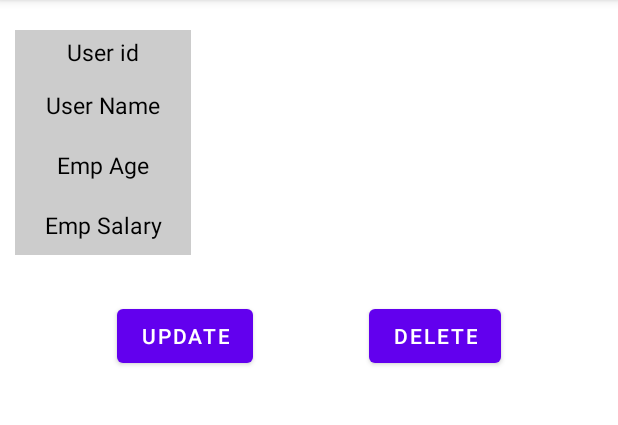
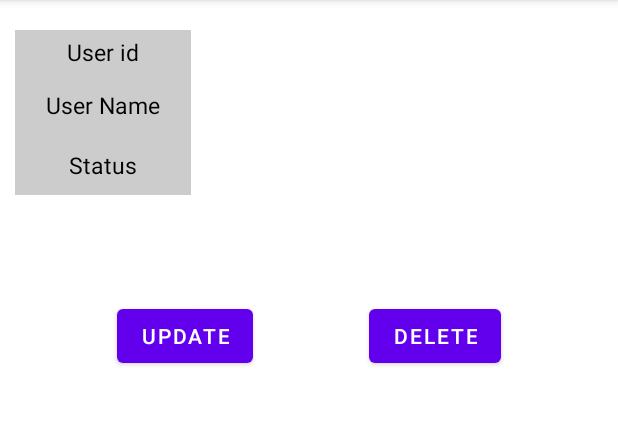
Before and after one commit to YuksOzcan/Stronger, an Android app: the UserDetailsActivity screen opened directly, with no data from a screen before it, on a phone screen of 412 x 824 dp, the part 84-509 px from its top. Run offline under Robolectric (Android 15) with nearby library versions, the phone set to English and light mode, and no system bars; our stand-ins replace Firebase (no records; nobody signed in at launch, a user with empty details on screens opened directly).

Commit message:
commit before gmail login

```diff
--- a/app/build.gradle
+++ b/app/build.gradle
@@ -42,6 +42,8 @@ dependencies {
     androidTestImplementation 'androidx.test.ext:junit:1.1.4'
     androidTestImplementation 'androidx.test.espresso:espresso-core:3.5.0'
     implementation platform('com.google.firebase:firebase-bom:32.2.0')
+    implementation'com.google.firebase:firebase-auth-ktx'
+    implementation'com.google.android.gms:play-services-auth:20.6.0'
     implementation("com.google.firebase:firebase-database-ktx")
 
 
--- a/app/src/main/java/com/example/gymapplication/activities/InsertionActivity.kt
+++ b/app/src/main/java/com/example/gymapplication/activities/InsertionActivity.kt
@@ -40,7 +40,8 @@ class InsertionActivity : AppCompatActivity() {
             etName.error = "Please enter a name"
         } else {
             val usersID = dbRef.push().key!!
-            val user = UserModel(usersID, usersName)
+            val status= "Regular User"
+            val user = UserModel(usersID, usersName,status)
 
             dbRef.child(usersID).setValue(user)
                 .addOnSuccessListener {
--- a/app/src/main/java/com/example/gymapplication/models/UserModel.kt
+++ b/app/src/main/java/com/example/gymapplication/models/UserModel.kt
@@ -2,5 +2,6 @@ package com.example.gymapplication.models
 
 data class UserModel(
     var userId: String? = null,
-    var userName:String? = null
+    var userName:String? = null,
+    var userStatus:String? = null
 )
--- /dev/null
+++ b/app/src/main/res/layout/activity_admin_home.xml
@@ -0,0 +1,6 @@
+<?xml version="1.0" encoding="utf-8"?>
+<androidx.constraintlayout.widget.ConstraintLayout xmlns:android="http://schemas.android.com/apk/res/android"
+    android:layout_width="match_parent"
+    android:layout_height="match_parent">
+
+</androidx.constraintlayout.widget.ConstraintLayout>
--- a/app/src/main/res/layout/activity_fetch.xml
+++ b/app/src/main/res/layout/activity_fetch.xml
@@ -7,14 +7,14 @@
     tools:context=".activities.FetchingActivity">
 
     <androidx.recyclerview.widget.RecyclerView
-        android:id="@+id/rvEmp"
+        android:id="@+id/rvUser"
         android:layout_width="match_parent"
         android:layout_height="match_parent"
         android:layout_marginStart="1dp"
         android:layout_marginTop="1dp"
         android:layout_marginEnd="1dp"
         android:layout_marginBottom="1dp"
-        tools:listitem="@layout/emp_list_item"
+        tools:listitem="@layout/user_list_item"
         app:layout_constraintBottom_toBottomOf="parent"
         app:layout_constraintEnd_toEndOf="parent"
         app:layout_constraintStart_toStartOf="parent"
--- a/app/src/main/res/layout/activity_user_details.xml
+++ b/app/src/main/res/layout/activity_user_details.xml
@@ -160,7 +160,7 @@
                     android:layout_height="wrap_content"
                     android:layout_gravity="center"
                     android:gravity="center"
-                    android:text="Emp Age"
+                    android:text="Status"
                     android:textColor="@color/black"
                     android:textSize="15sp"
 
@@ -175,7 +175,7 @@
                 android:layout_weight="1.4">
 
                 <TextView
-                    android:id="@+id/tvEmpAge"
+                    android:id="@+id/tvUserStatus"
                     android:layout_width="match_parent"
                     android:layout_height="wrap_content"
                     android:layout_gravity="center"
@@ -203,45 +203,6 @@
 
             >
 
-            <LinearLayout
-                android:layout_width="0dp"
-                android:layout_height="match_parent"
-                android:layout_weight="0.6"
-                android:background="@color/divider_grey">
-
-                <TextView
-                    android:layout_width="match_parent"
-                    android:layout_height="wrap_content"
-                    android:layout_gravity="center"
-
-                    android:gravity="center"
-                    android:text="Emp Salary"
-                    android:textColor="@color/black"
-                    android:textSize="15sp"
-
-
-                    />
-
-            </LinearLayout>
-
-            <LinearLayout
-                android:layout_width="0dp"
-                android:layout_height="match_parent"
-                android:layout_weight="1.4">
-
-                <TextView
-                    android:id="@+id/tvEmpSalary"
-                    android:layout_width="match_parent"
-                    android:layout_height="wrap_content"
-                    android:layout_gravity="center"
-                    android:gravity="center"
-                    android:text=""
-                    android:textColor="@color/black"
-                    android:textSize="15sp"
-
-                    />
-
-            </LinearLayout>
 
 
         </LinearLayout>
--- a/app/src/main/res/layout/emp_list_item.xml
+++ b/app/src/main/res/layout/user_list_item.xml
@@ -22,10 +22,10 @@
             android:orientation="horizontal">
 
             <TextView
-                android:id="@+id/tvEmpName"
+                android:id="@+id/tvUserName"
                 android:layout_width="wrap_content"
                 android:layout_height="wrap_content"
-                android:text="Emp Name"
+                android:text="User Name"
                 android:layout_gravity="center"
                 android:gravity="center"
                 android:textColor="@color/black"
--- a/app/src/main/res/values/colors.xml
+++ b/app/src/main/res/values/colors.xml
@@ -7,6 +7,8 @@
     <color name="teal_700">#FF018786</color>
     <color name="black">#FF000000</color>
     <color name="white">#FFFFFFFF</color>
+    <color name="red">#FF0000</color>
+    <color name="blue">#459DE4</color>
     <color name="divider_grey">#CCCCCC</color>
 
 </resources>
```
Also changed, not shown: app/src/main/java/com/example/gymapplication/activities/FetchingActivity.kt (+21 -21 lines), app/src/main/java/com/example/gymapplication/activities/UserDetailsActivity.kt (+81 -4 lines), app/src/main/java/com/example/gymapplication/adapters/UserAdapter.kt (renamed from app/src/main/java/com/example/gymapplication/adapters/EmpAdapter.kt, +7 -8 lines), app/src/main/res/layout/activity_insert.xml (+5 -4 lines), app/src/main/res/layout/activity_main.xml (+0 -8 lines), app/src/main/res/layout/update_dialog.xml (added, +35 -0 lines).
